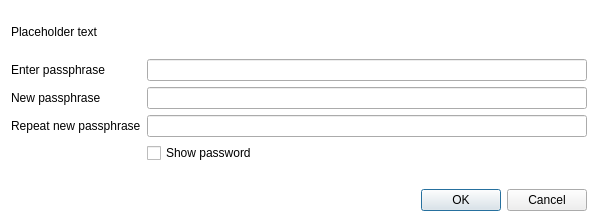
The window that src/qt/forms/askpassphrasedialog.ui (ecoinchain/ecoin) describes before a commit, drawn with Qt 5.
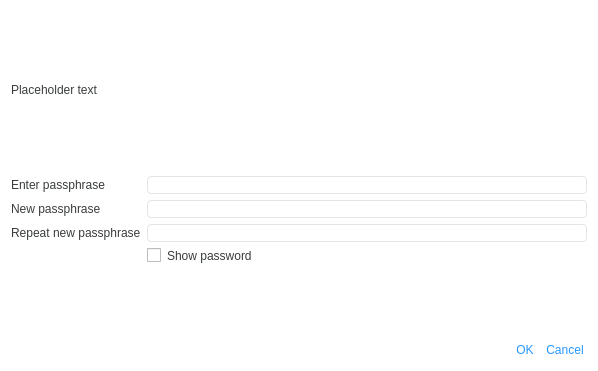
The same window after the commit.

The edit to the form file:
```diff
--- a/src/qt/forms/askpassphrasedialog.ui
+++ b/src/qt/forms/askpassphrasedialog.ui
@@ -7,7 +7,7 @@
     <x>0</x>
     <y>0</y>
     <width>598</width>
-    <height>222</height>
+    <height>371</height>
    </rect>
   </property>
   <property name="sizePolicy">
@@ -27,9 +27,41 @@
   </property>
   <property name="styleSheet">
    <string notr="true">QDialog {
- 
-	background-color: rgb(255, 255, 255);
-}</string>
+ 	background-color: rgb(255, 255, 255);
+}
+
+#realframe {
+ 	background-color: rgb(255, 255, 255);
+      border-radius: 20px;
+
+}
+
+QPushButton {
+    border-radius: 3px;
+    padding: 2.5px;
+    color: rgb(39, 152, 255);
+   background-color: #ffffffff;
+}
+
+QPushButton:hover { 
+background-color: #ffffffff;
+ border: 1px solid #2798ff;
+}
+
+
+QLabel , QCheckBox {
+	color: rgb(57, 60, 61);
+    border : 0px solid ;
+   border-radius: 4px;  
+}
+
+QLineEdit , QComboBox{
+	color: rgb(57, 60, 61);
+    border : 1px solid #E4E4E4 ;
+   border-radius: 4px;
+}
+
+</string>
   </property>
   <layout class="QVBoxLayout" name="verticalLayout">
    <property name="sizeConstraint">
```
